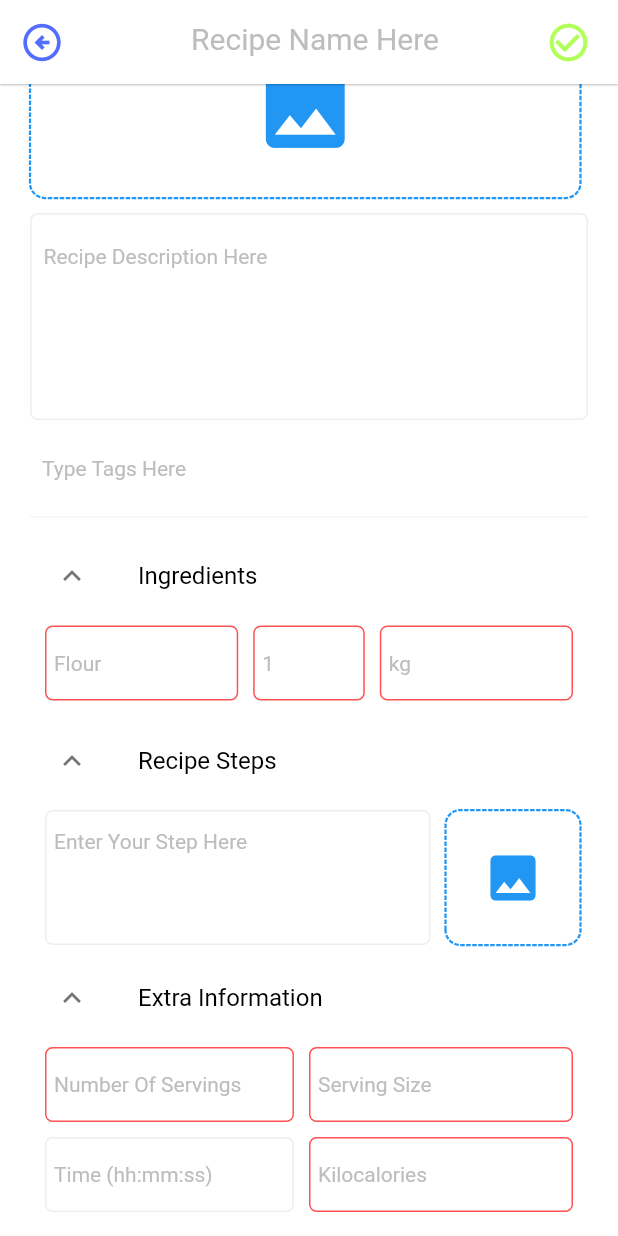
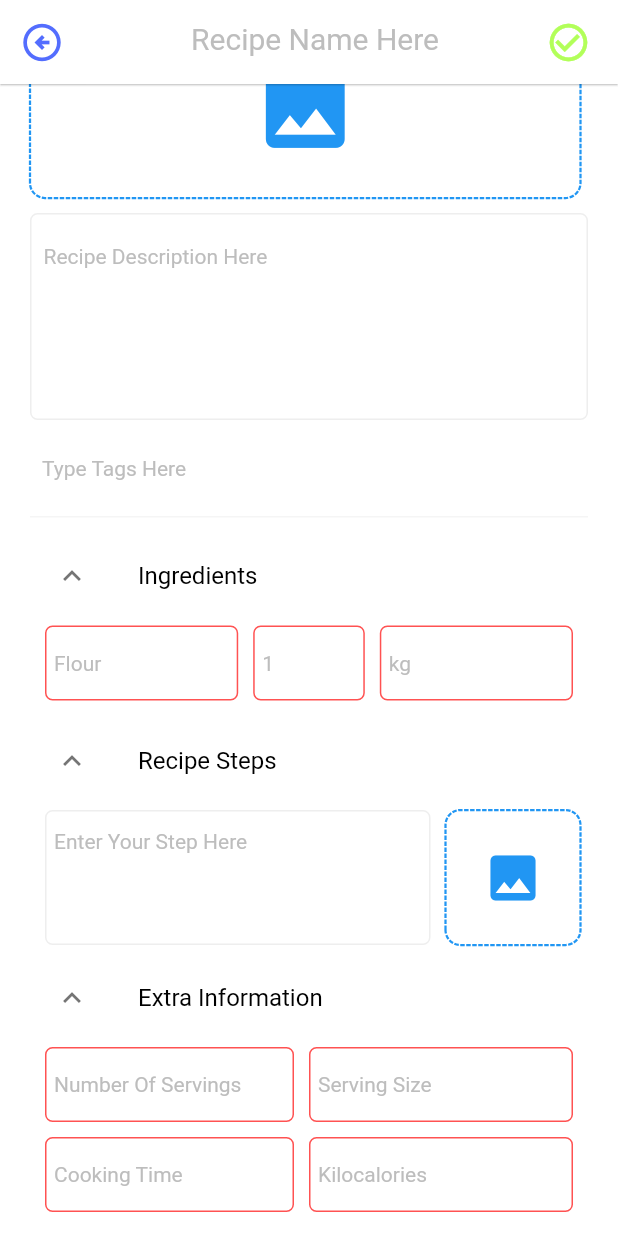
Before and after one commit to Unknown807/Langfoodi-Frontend, a Flutter app: the RecipeInteractionPage screen opened by its route, after a tap on "Ingredients", after a tap on "Recipe Steps", after a tap on "Extra Information", on a phone screen of 412 x 824 dp. Run offline on Flutter 3.47's test engine with Material 2 defaults, Android fonts, the phone set to English and light mode, and no system bars; drawn by our look-alikes of dotted_border; our stand-ins replace bloc, equatable, flutter_bloc, flutter_secure_storage, formz, image_picker; missing offline and left inert: cloudinary_flutter, cloudinary_url_gen; accounts and stored records are empty; network calls fail.

Commit message:
Added cooking time model, event and bloc handling functionality

```diff
--- a/lib/pages/recipes/recipe_interaction/bloc/recipe_interaction_event.dart
+++ b/lib/pages/recipes/recipe_interaction/bloc/recipe_interaction_event.dart
@@ -106,3 +106,12 @@ final class KilocaloriesChanged extends RecipeInteractionEvent {
   @override
   List<Object> get props => [kilocalories];
 }
+
+final class CookingTimeChanged extends RecipeInteractionEvent {
+  const CookingTimeChanged(this.cookingTime);
+
+  final String cookingTime;
+
+  @override
+  List<Object> get props => [cookingTime];
+}
--- a/lib/pages/recipes/recipe_interaction/bloc/recipe_interaction_state.dart
+++ b/lib/pages/recipes/recipe_interaction/bloc/recipe_interaction_state.dart
@@ -12,12 +12,14 @@ class RecipeInteractionState extends Equatable {
     this.servingNumber = const ServingNumber.pure(),
     this.servingSize = const ServingSize.pure(),
     this.kilocalories = const Kilocalories.pure(),
+    this.cookingTime = const CookingTime.pure(),
     this.ingredientNameValid = false,
     this.ingredientQuantityValid = false,
     this.ingredientMeasurementValid = false,
     this.servingNumberValid = false,
     this.servingSizeValid = false,
     this.kilocaloriesValid = false,
+    this.cookingTimeValid = false,
     this.recipeThumbnailPath = "",
     this.formStatus = FormzSubmissionStatus.initial
   });
@@ -33,12 +35,14 @@ class RecipeInteractionState extends Equatable {
   final ServingNumber servingNumber;
   final ServingSize servingSize;
   final Kilocalories kilocalories;
+  final CookingTime cookingTime;
   final bool ingredientNameValid;
   final bool ingredientQuantityValid;
   final bool ingredientMeasurementValid;
   final bool servingNumberValid;
   final bool servingSizeValid;
   final bool kilocaloriesValid;
+  final bool cookingTimeValid;
   final String recipeThumbnailPath;
 
   @override
@@ -48,7 +52,8 @@ class RecipeInteractionState extends Equatable {
     ingredientQuantityValid, ingredientMeasurementValid,
     formStatus, recipeThumbnailPath, servingNumber,
     servingNumberValid, servingSize, servingSizeValid,
-    kilocalories, kilocaloriesValid
+    kilocalories, kilocaloriesValid, cookingTime,
+    cookingTimeValid
   ];
 
   RecipeInteractionState copyWith({
@@ -63,12 +68,14 @@ class RecipeInteractionState extends Equatable {
     ServingNumber? servingNumber,
     ServingSize? servingSize,
     Kilocalories? kilocalories,
+    CookingTime? cookingTime,
     bool? ingredientNameValid,
     bool? ingredientQuantityValid,
     bool? ingredientMeasurementValid,
     bool? servingNumberValid,
     bool? servingSizeValid,
     bool? kilocaloriesValid,
+    bool? cookingTimeValid,
     String? recipeThumbnailPath
   }) {
     return RecipeInteractionState(
@@ -83,12 +90,14 @@ class RecipeInteractionState extends Equatable {
       servingNumber: servingNumber ?? this.servingNumber,
       servingSize: servingSize ?? this.servingSize,
       kilocalories: kilocalories ?? this.kilocalories,
+      cookingTime: cookingTime ?? this.cookingTime,
       ingredientNameValid: ingredientNameValid ?? this.ingredientNameValid,
       ingredientQuantityValid: ingredientQuantityValid ?? this.ingredientQuantityValid,
       ingredientMeasurementValid: ingredientMeasurementValid ?? this.ingredientMeasurementValid,
       servingNumberValid: servingNumberValid ?? this.servingNumberValid,
       servingSizeValid: servingSizeValid ?? this.servingSizeValid,
       kilocaloriesValid: kilocaloriesValid ?? this.kilocaloriesValid,
+      cookingTimeValid: cookingTimeValid ?? this.cookingTimeValid,
       recipeThumbnailPath: recipeThumbnailPath ?? this.recipeThumbnailPath
     );
   }
--- /dev/null
+++ b/lib/pages/recipes/recipe_interaction/models/cookingTime.dart
@@ -0,0 +1,17 @@
+part of 'recipe_interaction_models.dart';
+
+class CookingTime extends FormzInput<String, RecipeFormValidationError> {
+  const CookingTime.pure() : super.pure("");
+  const CookingTime.dirty([super.value = ""]) : super.dirty();
+
+  static final RegExp _cookingTimeExp = RegExp(
+    r"^[0-9][0-9]:[0-9][0-9]:[0-9][0-9]$"
+  );
+
+  @override
+  RecipeFormValidationError? validator(String value) {
+    return _cookingTimeExp.hasMatch(value)
+        ? null
+        : RecipeFormValidationError.cookingTimeInvalid;
+  }
+}
--- a/lib/pages/recipes/recipe_interaction/models/recipe_interaction_models.dart
+++ b/lib/pages/recipes/recipe_interaction/models/recipe_interaction_models.dart
@@ -8,3 +8,4 @@ part 'recipe_form_validation_error.dart';
 part 'serving_number.dart';
 part 'serving_size.dart';
 part 'kilocalories.dart';
+part 'cookingTime.dart';
--- a/lib/pages/recipes/recipe_interaction/recipe_interaction_page.dart
+++ b/lib/pages/recipes/recipe_interaction/recipe_interaction_page.dart
@@ -362,14 +362,25 @@ class RecipeInteractionPage extends StatelessWidget {
                                       crossAxisAlignment: CrossAxisAlignment.start,
                                       children: [
                                         Flexible(
-                                          child: FormInput(
-                                            innerPadding: const EdgeInsets.only(left: 5),
-                                            outerPadding: const EdgeInsets.symmetric(horizontal: 10),
-                                            hint: 'Time (hh:mm:ss)',
-                                            boxDecorationType: FormInputBoxDecorationType.textArea,
-                                            fontSize: 14,
-                                            eventFunc: (value) {},
-                                          ),
+                                          child: BlocBuilder<RecipeInteractionBloc, RecipeInteractionState>(
+                                            buildWhen: (p, c) => p.cookingTime != c.cookingTime,
+                                            builder: (context, state) {
+                                              return FormInput(
+                                                innerPadding: const EdgeInsets.only(left: 5),
+                                                outerPadding: const EdgeInsets.symmetric(horizontal: 10),
+                                                hint: 'Cooking Time',
+                                                boxDecorationType: state.cookingTimeValid
+                                                    ? FormInputBoxDecorationType.textArea
+                                                    : FormInputBoxDecorationType.error,
+                                                fontSize: 14,
+                                                eventFunc: (value) {
+                                                  context
+                                                    .read<RecipeInteractionBloc>()
+                                                    .add(CookingTimeChanged(value));
+                                                },
+                                              );
+                                            }
+                                          )
                                         ),
                                         Flexible(
                                           child: BlocBuilder<RecipeInteractionBloc, RecipeInteractionState>(
```
Also changed, not shown: lib/pages/recipes/recipe_interaction/bloc/recipe_interaction_bloc.dart (+10 -0 lines).
